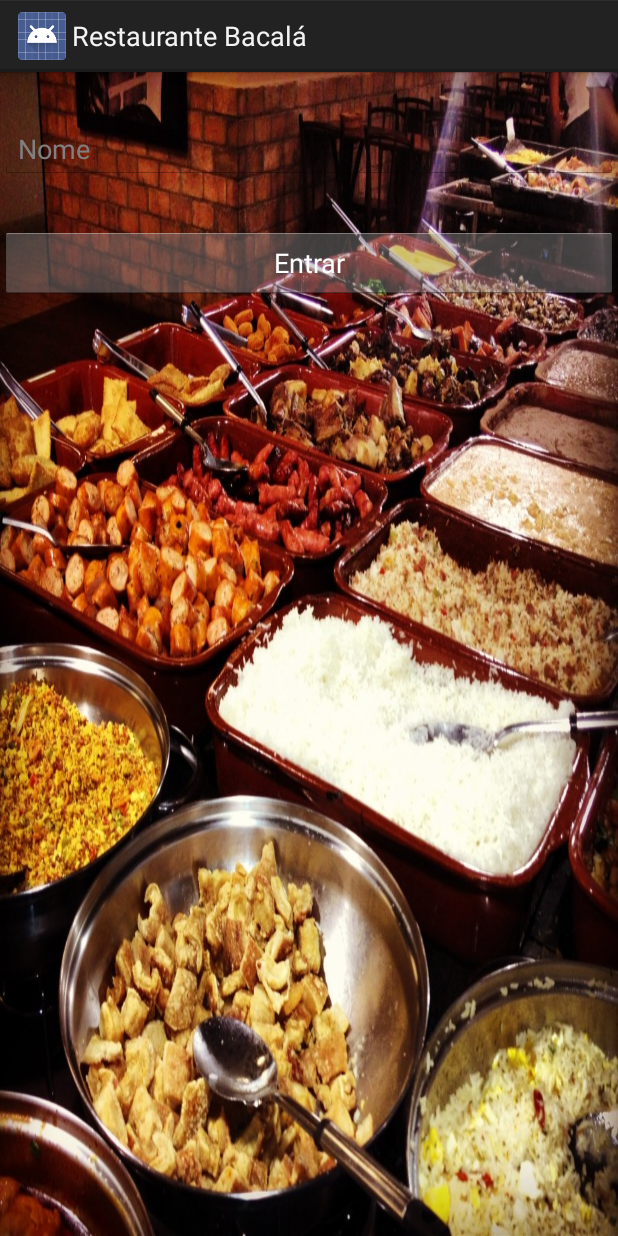
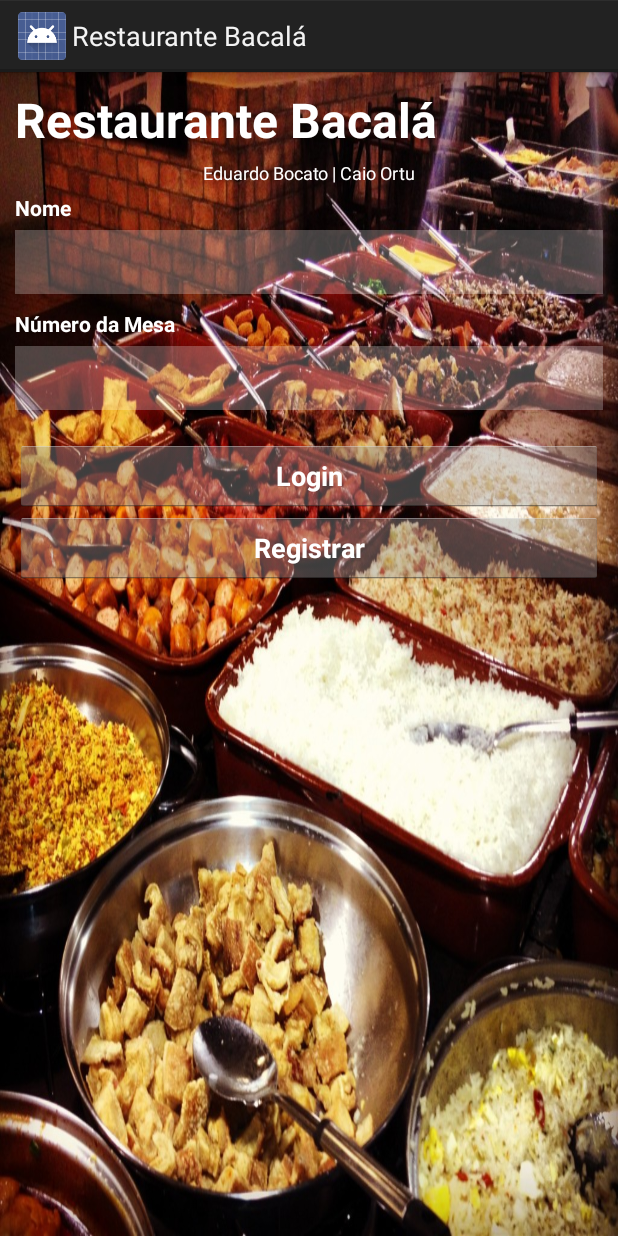
Before and after one commit to bocato/RestauranteBocatoOrtu, an Android app: the screen it shows after launch (MainScreen before the commit, LoginActivity after it), on a phone screen of 412 x 824 dp. Run offline under Robolectric (Android 15) with nearby library versions, the phone set to English and light mode, and no system bars.

Commit message:
Um monte de coisa...

```diff
--- a/app/src/main/java/comp/ufu/restaurante/MainScreen.java
+++ /dev/null
@@ -1,56 +0,0 @@
-package comp.ufu.restaurante;
-
-import android.app.Activity;
-import android.os.Bundle;
-import android.util.Log;
-import android.view.View;
-import android.view.View.OnClickListener;
-import android.widget.Button;
-import android.widget.ImageView;
-import android.widget.TextView;
-import android.widget.Toast;
-
-import org.w3c.dom.Text;
-
-public class MainScreen extends Activity{
-	Button signInButton;
-	TextView nameTextView, tableTextView;
-
-	@Override
-	public void onCreate(Bundle savedInstanceState) {
-		super.onCreate(savedInstanceState);
-		setContentView(R.layout.main);
-
-		try {
-			nameTextView = (TextView) findViewById(R.id.register_name);
-			tableTextView = (TextView) findViewById(R.id.register_table);
-			signInButton = (Button) findViewById(R.id.sign_in_btn);
-		} catch (Exception e) {
-			Log.e("some error", "" + e);
-		}
-
-		signInButton.setOnClickListener(new View.OnClickListener() {
-			@Override
-			public void onClick(View v) {
-//				Intent add_user = new Intent(MainScreen.this, UserRegisterLogin.class);
-//				add_user.putExtra("called", "add");
-//				add_user.setFlags(Intent.FLAG_ACTIVITY_CLEAR_TOP
-//						| Intent.FLAG_ACTIVITY_NEW_TASK);
-//				startActivity(add_user);
-//				finish();
-				showToast("Sign In Clicked");
-			}
-		});
-
-	}
-
-	public void showToast(String msg) {
-		Toast.makeText(getApplicationContext(), msg, Toast.LENGTH_LONG).show();
-	}
-
-	@Override
-	public void onResume() {
-		super.onResume();
-	}
-
-}
--- /dev/null
+++ b/app/src/main/java/comp/ufu/restaurante/activities/LoginActivity.java
@@ -0,0 +1,126 @@
+package comp.ufu.restaurante.activities;
+
+/**
+ * Created by bocato on 5/26/15.
+ */
+
+import android.app.Activity;
+import android.content.Intent;
+import android.os.Bundle;
+import android.view.View;
+import android.widget.Button;
+import android.widget.EditText;
+import android.widget.Toast;
+
+import java.util.Map;
+
+import comp.ufu.restaurante.R;
+import comp.ufu.restaurante.model.User;
+import comp.ufu.restaurante.tools.AlertDialogManager;
+import comp.ufu.restaurante.tools.SessionManager;
+
+public class LoginActivity extends Activity {
+
+    // Email, table edittext
+    EditText txtName, txtTable;
+
+    // login / register button
+    Button btnLogin, btnRegister;
+
+    // Alert Dialog Manager
+    AlertDialogManager alert = new AlertDialogManager();
+
+    // Session Manager Class
+    SessionManager session;
+
+    @Override
+    public void onCreate(Bundle savedInstanceState) {
+        super.onCreate(savedInstanceState);
+        setContentView(R.layout.activity_login);
+
+        // Session Manager
+        session = new SessionManager(getApplicationContext());
+
+        // Name, Table input text
+        txtName = (EditText) findViewById(R.id.txtName);
+        txtTable = (EditText) findViewById(R.id.txtTable);
+
+        Toast.makeText(getApplicationContext(), "User Login Status: " + session.isLoggedIn(), Toast.LENGTH_LONG).show();
+
+
+        // Login button
+        btnLogin = (Button) findViewById(R.id.btnLogin);
+
+        // Login button click event
+        btnLogin.setOnClickListener(new View.OnClickListener() {
+
+            @Override
+            public void onClick(View arg0) {
+                // Get username, table from EditText
+                String username = txtName.getText().toString();
+                String table = txtTable.getText().toString();
+
+                // Check if username, table is filled
+                if (username.trim().length() > 0 && table.trim().length() > 0) {
+                    // For testing puspose username, table is checked with sample data
+                    // username = test
+                    // table = test
+                    if (username.equals("Teste") && table.equals("Mesa 1")) {
+
+                        // Creating user login session
+                        session.createLoginSession("Teste", "Mesa 1");
+
+                        // Staring MainActivity
+                        Intent i = new Intent(getApplicationContext(), MainScreen.class);
+                        startActivity(i);
+                        finish();
+
+                    } else if (userExistsInSessionManager(new User(username, table))) {
+                        // Staring MainActivity
+                        Intent i = new Intent(getApplicationContext(), MainScreen.class);
+                        startActivity(i);
+                        finish();
+
+                        // username / table doesn't match
+                        //alert.showAlertDialog(LoginActivity.this, "Login failed..", "Username/Password is incorrect", false);
+                    }
+                } else {
+                    // user didn't entered username or table
+                    // Show alert asking him to enter the details
+                    alert.showAlertDialog(LoginActivity.this, "Login failed..", "Please enter username and table", false);
+                }
+
+            }
+        });
+
+        // Register Button
+        btnRegister = (Button) findViewById(R.id.btnRegister);
+
+        btnRegister.setOnClickListener(new View.OnClickListener() {
+            @Override
+            public void onClick(View v) {
+                // Get username, table from EditText
+                String name = txtName.getText().toString();
+                String table = txtTable.getText().toString();
+
+                if (name.trim().length() > 0 && table.trim().length() > 0) {
+                    // Creating user login session
+                    session.createLoginSession(name, table);
+
+                    // Staring MainActivity
+                    Intent i = new Intent(getApplicationContext(), MainScreen.class);
+                    startActivity(i);
+                    finish();
+                }
+            }
+        });
+    }
+
+    private boolean userExistsInSessionManager(User user){
+        Map<String, ?> userData = session.getSharedPreferences().getAll();
+        if(userData.get("name").equals(user.getName()) && userData.get("table").equals(user.getTable())){
+            return true;
+        }
+        return false;
+    }
+}
--- /dev/null
+++ b/app/src/main/java/comp/ufu/restaurante/activities/MainScreen.java
@@ -0,0 +1,88 @@
+package comp.ufu.restaurante.activities;
+
+import android.app.Activity;
+import android.os.Bundle;
+import android.text.Html;
+import android.util.Log;
+import android.view.View;
+import android.view.View.OnClickListener;
+import android.widget.Button;
+import android.widget.ImageView;
+import android.widget.TextView;
+import android.widget.Toast;
+
+import org.w3c.dom.Text;
+
+import java.util.HashMap;
+
+import comp.ufu.restaurante.R;
+import comp.ufu.restaurante.tools.AlertDialogManager;
+import comp.ufu.restaurante.tools.SessionManager;
+
+public class MainScreen extends Activity {
+
+	// Alert Dialog Manager
+	AlertDialogManager alert = new AlertDialogManager();
+
+	// Session Manager Class
+	SessionManager session;
+
+	// Button Logout
+	Button btnLogout, btnUpdate;
+
+	@Override
+	public void onCreate(Bundle savedInstanceState) {
+		super.onCreate(savedInstanceState);
+		setContentView(R.layout.activity_main);
+
+		// Session class instance
+		session = new SessionManager(getApplicationContext());
+
+		TextView lblName = (TextView) findViewById(R.id.label_name);
+		TextView lblEmail = (TextView) findViewById(R.id.label_table);
+
+		// Button logout
+		btnLogout = (Button) findViewById(R.id.btn_logout);
+
+		Toast.makeText(getApplicationContext(), "User Login Status: " + session.isLoggedIn(), Toast.LENGTH_LONG).show();
+
+
+		/**
+		 * Call this function whenever you want to check user login
+		 * This will redirect user to LoginActivity is he is not
+		 * logged in
+		 * */
+		session.checkLogin();
+
+		// get user data from session
+		HashMap<String, String> user = session.getUserDetails();
+
+		// name
+		String name = user.get(SessionManager.KEY_NAME);
+
+		// email
+		String table = user.get(SessionManager.KEY_TABLE);
+
+		// displaying user data
+		lblName.setText(Html.fromHtml("Nome: <b>" + name + "</b>"));
+		lblEmail.setText(Html.fromHtml("Número da Mesa: <b>" + table + "</b>"));
+
+
+		/**
+		 * Logout button click event
+		 * */
+		btnLogout.setOnClickListener(new View.OnClickListener() {
+
+			@Override
+			public void onClick(View arg0) {
+				// Clear the session data
+				// This will clear all session data and
+				// redirect user to LoginActivity
+				session.logoutUser();
+			}
+		});
+
+		btnUpdate = (Button) findViewById(R.id.btn_update);
+	}
+
+}
--- a/app/src/main/java/comp/ufu/restaurante/UserRegisterLogin.java
+++ b/app/src/main/java/comp/ufu/restaurante/activities/UserRegisterLogin.java
@@ -1,4 +1,4 @@
-package comp.ufu.restaurante;
+package comp.ufu.restaurante.activities;
 
 import android.app.Activity;
 
--- /dev/null
+++ b/app/src/main/java/comp/ufu/restaurante/tools/SessionManager.java
@@ -0,0 +1,135 @@
+package comp.ufu.restaurante.tools;
+
+/**
+ * Created by bocato on 5/26/15.
+ */
+
+import android.content.Context;
+import android.content.Intent;
+import android.content.SharedPreferences;
+import android.content.SharedPreferences.Editor;
+
+import java.util.HashMap;
+
+import comp.ufu.restaurante.activities.LoginActivity;
+
+public class SessionManager {
+    // Shared Preferences
+    private SharedPreferences sharedPreferences;
+
+    // Editor for Shared preferences
+    Editor editor;
+
+    // Context
+    Context _context;
+
+    // Shared sharedPreferences mode
+    int PRIVATE_MODE = 0;
+
+    // Sharedpref file name
+    private static final String PREF_NAME = "restaurant_pref";
+
+    // All Shared Preferences Keys
+    private static final String IS_LOGIN = "IsLoggedIn";
+
+    // User name (make variable public to access from outside)
+    public static final String KEY_NAME = "name";
+
+    // Email address (make variable public to access from outside)
+    public static final String KEY_TABLE = "table";
+
+    // Constructor
+    public SessionManager(Context context){
+        this._context = context;
+        sharedPreferences = _context.getSharedPreferences(PREF_NAME, PRIVATE_MODE);
+        editor = sharedPreferences.edit();
+    }
+
+    /**
+     * Create login session
+     * */
+    public void createLoginSession(String name, String table){
+        // Storing login value as TRUE
+        editor.putBoolean(IS_LOGIN, true);
+
+        // Storing name in sharedPreferences
+        editor.putString(KEY_NAME, name);
+
+        // Storing email in sharedPreferences
+        editor.putString(KEY_TABLE, table);
+
+        // commit changes
+        editor.commit();
+    }
+
+    /**
+     * Check login method wil check user login status
+     * If false it will redirect user to login page
+     * Else won't do anything
+     * */
+    public void checkLogin(){
+        // Check login status
+        if(!this.isLoggedIn()){
+            // user is not logged in redirect him to Login Activity
+            Intent i = new Intent(_context, LoginActivity.class);
+            // Closing all the Activities
+            i.addFlags(Intent.FLAG_ACTIVITY_CLEAR_TOP);
+
+            // Add new Flag to start new Activity
+            i.setFlags(Intent.FLAG_ACTIVITY_NEW_TASK);
+
+            // Staring Login Activity
+            _context.startActivity(i);
+        }
+
+    }
+
+
+
+    /**
+     * Get stored session data
+     * */
+    public HashMap<String, String> getUserDetails(){
+        HashMap<String, String> user = new HashMap<String, String>();
+        // user name
+        user.put(KEY_NAME, sharedPreferences.getString(KEY_NAME, null));
+
+        // user email id
+        user.put(KEY_TABLE, sharedPreferences.getString(KEY_TABLE, null));
+
+        // return user
+        return user;
+    }
+
+    /**
+     * Clear session details
+     * */
+    public void logoutUser(){
+        // Clearing all data from Shared Preferences
+        editor.clear();
+        editor.commit();
+
+        // After logout redirect user to Loing Activity
+        Intent i = new Intent(_context, LoginActivity.class);
+        // Closing all the Activities
+        i.addFlags(Intent.FLAG_ACTIVITY_CLEAR_TOP);
+
+        // Add new Flag to start new Activity
+        i.setFlags(Intent.FLAG_ACTIVITY_NEW_TASK);
+
+        // Staring Login Activity
+        _context.startActivity(i);
+    }
+
+    /**
+     * Quick check for login
+     * **/
+    // Get Login State
+    public boolean isLoggedIn(){
+        return sharedPreferences.getBoolean(IS_LOGIN, false);
+    }
+
+    public SharedPreferences getSharedPreferences() {
+        return sharedPreferences;
+    }
+}
--- /dev/null
+++ b/app/src/main/res/layout/activity_login.xml
@@ -0,0 +1,89 @@
+<LinearLayout xmlns:android="http://schemas.android.com/apk/res/android"
+    xmlns:tools="http://schemas.android.com/tools"
+    android:layout_width="match_parent"
+    android:layout_height="match_parent"
+    android:orientation="vertical"
+    android:background="@drawable/rest_mineiro"
+    android:padding="10dip"
+    android:weightSum="1">
+
+    <!-- Table Label -->
+    <TextView
+        android:layout_width="fill_parent"
+        android:layout_height="wrap_content"
+        android:text="Restaurante Bacalá"
+        android:textColor="#FFFFFF"
+        android:textStyle="bold"
+        android:singleLine="true"
+        android:layout_marginBottom="5dip"
+        android:textSize="32dp"
+        android:textAlignment="center"/>
+
+    <!-- Table Label -->
+    <TextView
+        android:layout_width="wrap_content"
+        android:layout_height="wrap_content"
+        android:text="Eduardo Bocato | Caio Ortu"
+        android:textColor="#FFFFFF"
+        android:singleLine="true"
+        android:layout_marginBottom="5dip"
+        android:textSize="12dp"
+        android:layout_gravity="center_horizontal" />
+
+    <!-- Table Label -->
+    <TextView
+        android:layout_width="fill_parent"
+        android:layout_height="wrap_content"
+        android:text="Nome"
+        android:textColor="#FFFFFF"
+        android:textStyle="bold"
+        android:singleLine="true"
+        android:layout_marginBottom="5dip"/>
+
+    <!-- Name input text -->
+    <EditText android:id="@+id/txtName"
+        android:layout_width="fill_parent"
+        android:layout_height="wrap_content"
+        android:layout_marginBottom="10dip"
+        android:singleLine="true"
+        android:background="#FFFFFF"
+        android:alpha="0.25"
+        android:layout_weight="0.04" />
+
+    <!-- Table Label -->
+    <TextView
+        android:layout_width="fill_parent"
+        android:layout_height="wrap_content"
+        android:text="Número da Mesa"
+        android:textColor="#FFFFFF"
+        android:textStyle="bold"
+        android:layout_marginBottom="5dip"/>
+
+    <!-- Table input text -->
+    <EditText android:id="@+id/txtTable"
+        android:layout_width="fill_parent"
+        android:layout_height="wrap_content"
+        android:layout_marginBottom="20dip"
+        android:singleLine="true"
+        android:background="#FFFFFF"
+        android:alpha="0.25"
+        android:layout_weight="0.04" />
+
+    <!-- Login button -->
+    <Button android:id="@+id/btnLogin"
+        android:layout_width="fill_parent"
+        android:layout_height="wrap_content"
+        android:text="Login"
+        android:textColor="#FFFFFF"
+        android:textStyle="bold"/>
+
+
+    <!-- Login button -->
+    <Button android:id="@+id/btnRegister"
+        android:layout_width="fill_parent"
+        android:layout_height="wrap_content"
+        android:text="Registrar"
+        android:textColor="#FFFFFF"
+        android:textStyle="bold"/>
+
+</LinearLayout>
--- a/app/src/main/res/layout/main.xml
+++ /dev/null
@@ -1,46 +0,0 @@
-<?xml version="1.0" encoding="utf-8"?>
-<LinearLayout xmlns:android="http://schemas.android.com/apk/res/android"
-    android:layout_width="fill_parent"
-    android:layout_height="wrap_content"
-    android:orientation="vertical"
-    android:background="@drawable/rest_mineiro">
-
-    <LinearLayout
-        android:layout_width="fill_parent"
-        android:layout_height="fill_parent"
-        android:orientation="horizontal"
-        android:weightSum="1" >
-        <EditText
-            android:id="@+id/register_name"
-            android:layout_width="match_parent"
-            android:layout_height="wrap_content"
-            android:hint="Nome"
-            android:ems="10" >
-            <requestFocus />
-        </EditText>
-        <EditText
-            android:id="@+id/register_table"
-            android:layout_width="match_parent"
-            android:layout_height="wrap_content"
-            android:hint="Mesa"
-            android:ems="10" >
-        </EditText>
-    </LinearLayout>
-
-    <LinearLayout
-        android:layout_width="fill_parent"
-        android:layout_height="fill_parent"
-        android:orientation="horizontal"
-        android:weightSum="1" >
-        <Button
-            android:id="@+id/sign_in_btn"
-            android:layout_width="match_parent"
-            android:layout_height="match_parent"
-            android:layout_weight="1"
-            android:clickable="false"
-            android:focusable="false"
-            android:text="Entrar"
-            android:textColor="#FFFFFF" />
-    </LinearLayout>
-
-</LinearLayout>
```
Also changed, not shown: app/src/main/AndroidManifest.xml (+6 -1 lines), app/src/main/java/comp/ufu/restaurante/database/FoodDatabase.java (+6 -6 lines), app/src/main/java/comp/ufu/restaurante/model/User.java (+23 -0 lines), app/src/main/java/comp/ufu/restaurante/tools/AlertDialogManager.java (added, +44 -0 lines), app/src/main/res/layout/activity_main.xml (+41 -9 lines), app/src/main/res/layout/listview.xml (+16 -8 lines), app/src/main/res/layout/login.xml (deleted, +0 -31 lines), app/src/main/res/drawable-xxhdpi/fail.png (added), app/src/main/res/drawable-xxhdpi/success.png (added), 28 other files.
